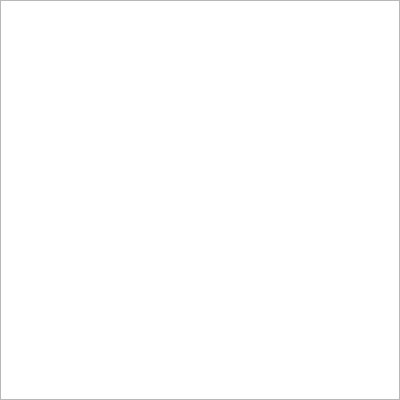
Old version of the form src/widgets/materialsets.ui in the repository jahshaka/Studio.
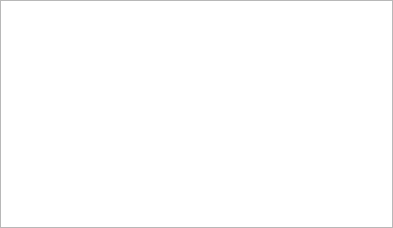
New version of the form.

```diff
--- a/src/widgets/materialsets.ui
+++ b/src/widgets/materialsets.ui
@@ -6,20 +6,20 @@
    <rect>
     <x>0</x>
     <y>0</y>
-    <width>400</width>
-    <height>400</height>
+    <width>393</width>
+    <height>228</height>
    </rect>
   </property>
   <property name="minimumSize">
    <size>
-    <width>400</width>
-    <height>400</height>
+    <width>0</width>
+    <height>200</height>
    </size>
   </property>
   <property name="windowTitle">
    <string>Form</string>
   </property>
-  <layout class="QGridLayout" name="gridLayout">
+  <layout class="QHBoxLayout" name="horizontalLayout">
    <property name="leftMargin">
     <number>0</number>
    </property>
@@ -32,7 +32,7 @@
    <property name="bottomMargin">
     <number>0</number>
    </property>
-   <item row="0" column="0">
+   <item>
     <widget class="QListWidget" name="materialPresets"/>
    </item>
   </layout>
```
